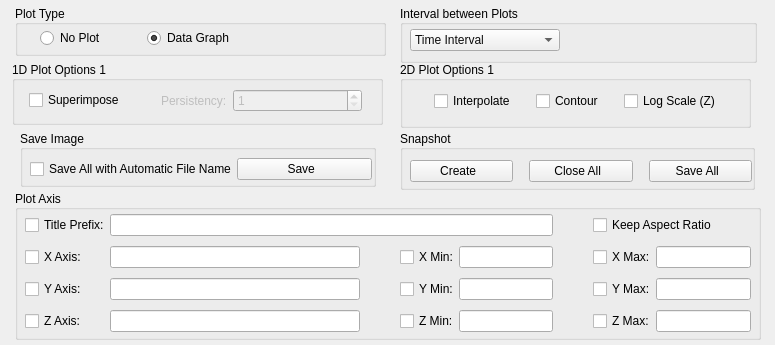
Old version of the form slsDetectorGui/forms/form_tab_plot.ui in the repository slsdetectorgroup/slsDetectorPackage.
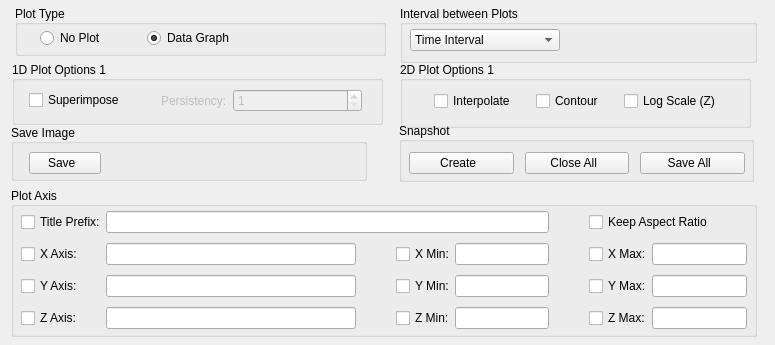
New version of the form. Icons and pictures are not drawn.

The edit to the form file:
```diff
--- a/slsDetectorGui/forms/form_tab_plot.ui
+++ b/slsDetectorGui/forms/form_tab_plot.ui
@@ -1382,8 +1382,8 @@
   <widget class="QGroupBox" name="boxSave">
    <property name="geometry">
     <rect>
-     <x>20</x>
-     <y>130</y>
+     <x>11</x>
+     <y>124</y>
      <width>356</width>
      <height>57</height>
     </rect>
@@ -1400,9 +1400,9 @@
    <widget class="QWidget" name="horizontalLayoutWidget">
     <property name="geometry">
      <rect>
-      <x>10</x>
+      <x>18</x>
       <y>22</y>
-      <width>342</width>
+      <width>72</width>
       <height>35</height>
      </rect>
     </property>
@@ -1410,22 +1410,6 @@
      <property name="spacing">
       <number>0</number>
      </property>
-     <item>
-      <widget class="QCheckBox" name="chkSaveAll">
-       <property name="enabled">
-        <bool>true</bool>
-       </property>
-       <property name="sizePolicy">
-        <sizepolicy hsizetype="Fixed" vsizetype="Fixed">
-         <horstretch>0</horstretch>
-         <verstretch>0</verstretch>
-        </sizepolicy>
-       </property>
-       <property name="text">
-        <string>Save All with Automatic File Name</string>
-       </property>
-      </widget>
-     </item>
      <item>
       <widget class="QPushButton" name="btnSave">
        <property name="sizePolicy">
@@ -1501,8 +1485,8 @@
   <widget class="QGroupBox" name="boxPlotAxis">
    <property name="geometry">
     <rect>
-     <x>15</x>
-     <y>190</y>
+     <x>11</x>
+     <y>187</y>
      <width>746</width>
      <height>150</height>
     </rect>
@@ -1522,7 +1506,7 @@
       <x>10</x>
       <y>20</y>
       <width>726</width>
-      <height>126</height>
+      <height>129</height>
      </rect>
     </property>
     <layout class="QGridLayout" name="gridLayout" columnstretch="0,0,0,0,0,0,0,0">
@@ -2160,8 +2144,8 @@
    </property>
    <property name="geometry">
     <rect>
-     <x>400</x>
-     <y>130</y>
+     <x>399</x>
+     <y>122</y>
      <width>355</width>
      <height>60</height>
     </rect>
@@ -2180,7 +2164,7 @@
      <rect>
       <x>10</x>
       <y>23</y>
-      <width>342</width>
+      <width>336</width>
       <height>37</height>
      </rect>
     </property>
@@ -2315,7 +2299,7 @@
        </property>
        <property name="sizeHint" stdset="0">
         <size>
-         <width>10</width>
+         <width>5</width>
          <height>20</height>
         </size>
        </property>
@@ -2331,7 +2315,7 @@
        </property>
        <property name="sizeHint" stdset="0">
         <size>
-         <width>10</width>
+         <width>5</width>
          <height>20</height>
         </size>
        </property>
```
Left out of the diff: 1 changed line with no effect on the pictures.
